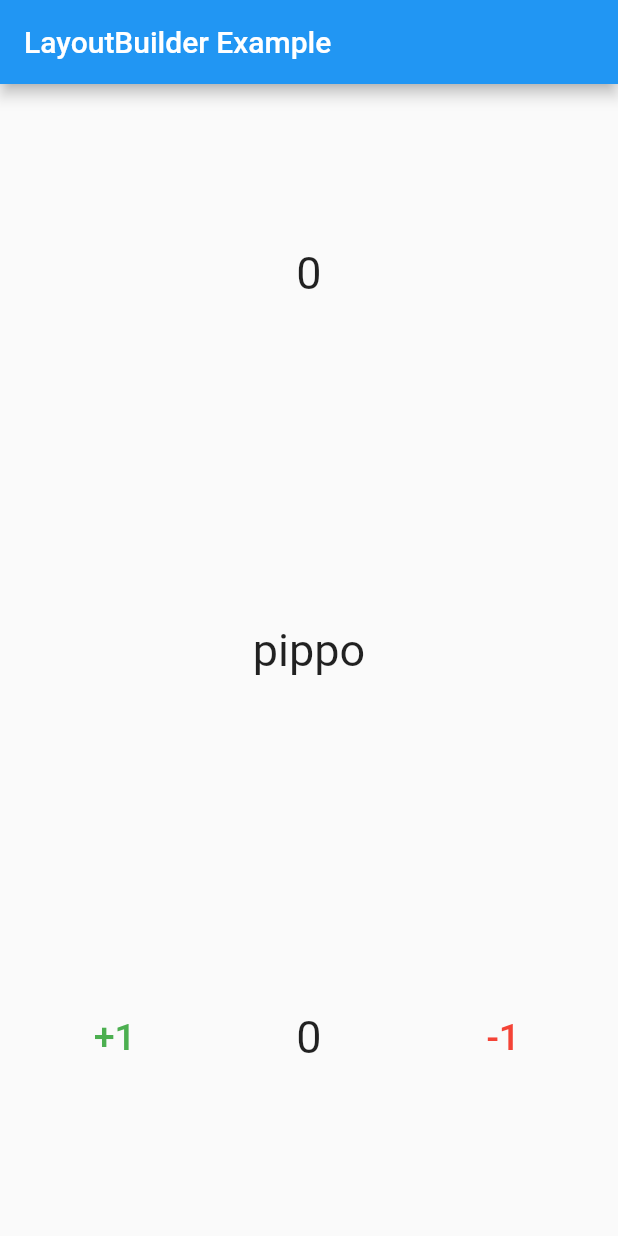
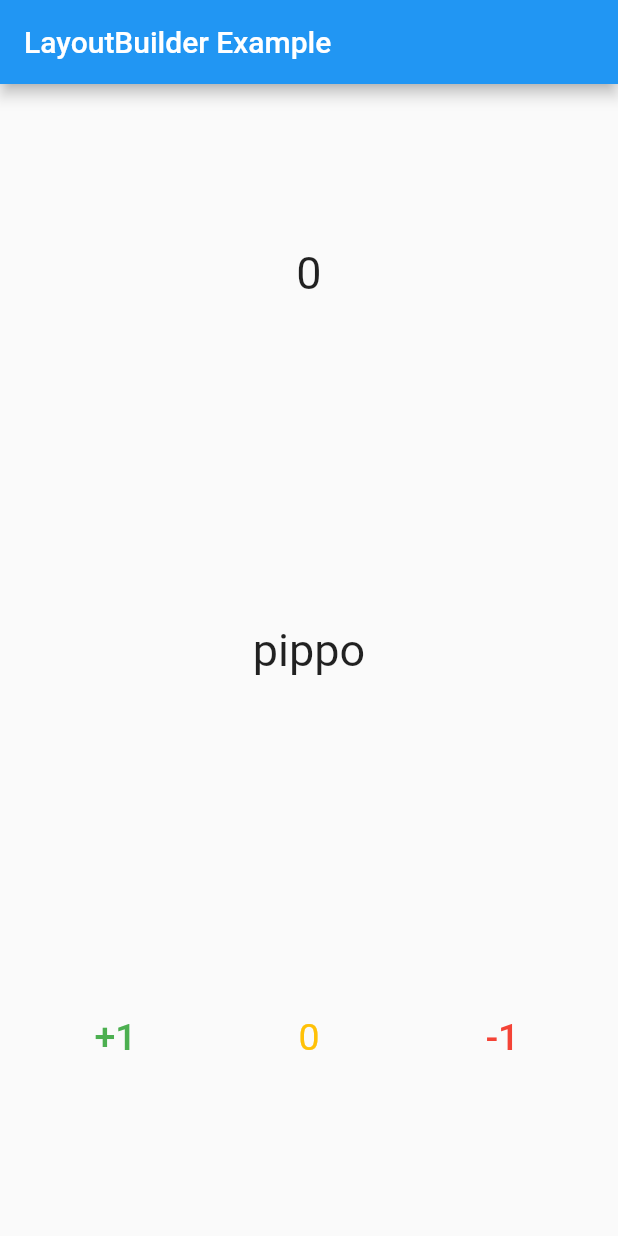
Before and after one commit to borsettoantonio/mysample, a Flutter app: the screen it shows after launch, after a tap on "+1", after a tap on "-1", on a phone screen of 412 x 824 dp. Run offline on Flutter 3.47's test engine with Material 2 defaults, Android fonts, the phone set to English and light mode, and no system bars.

```diff
--- /dev/null
+++ b/lib/counter_model.dart
@@ -0,0 +1,17 @@
+import 'package:flutter/cupertino.dart';
+
+class CounterModel with ChangeNotifier {
+  int _counter = 0;
+
+  void increment() {
+    _counter++;
+    notifyListeners();
+  }
+
+  void decrement() {
+    _counter--;
+    notifyListeners();
+  }
+
+  int get currentCount => _counter;
+}
--- a/lib/main.dart
+++ b/lib/main.dart
@@ -1,67 +1,57 @@
 import 'package:flutter/material.dart';
+import 'package:mysample/counter_model.dart';
+import 'package:provider/provider.dart';
 
 void main() => runApp(MyApp());
 
 class MyApp extends StatelessWidget {
   const MyApp({super.key});
 
-  static const String _title = 'State management 1';
+  static const String _title = 'State management 2';
 
   @override
   Widget build(BuildContext context) {
-    return const MaterialApp(
-      title: _title,
-      home: DemoPage(),
+    return MaterialApp(
+      home: ChangeNotifierProvider(
+        create: (context) => CounterModel(),
+        child: const DemoPage(),
+      ),
     );
   }
 }
 
-class DemoPage extends StatefulWidget {
+class DemoPage extends StatelessWidget {
   const DemoPage({super.key});
-
-  @override
-  _DemoPageState createState() => _DemoPageState();
-}
-
-class _DemoPageState extends State<DemoPage> {
-  int _counter = 0;
-
-  void _increment() {
-    setState(() => _counter++);
-  }
-
-  void _decrement() {
-    setState(() => _counter--);
-  }
 
   @override
   Widget build(BuildContext context) {
     debugPrint("_DemoPageState");
+
+    final counter = Provider.of<CounterModel>(context);
     return Scaffold(
         appBar: AppBar(title: const Text('LayoutBuilder Example')),
         body: Center(
           child: Column(
             mainAxisAlignment: MainAxisAlignment.spaceAround,
-            children:[
-            WidgetB(s:"$_counter"),
-            const WidgetC(),
+            children: [
+              WidgetB(s: "${counter.currentCount}"),
+              WidgetC(),
               Row(
                 mainAxisAlignment: MainAxisAlignment.spaceAround,
                 children: [
                   TextButton(
-                    onPressed: _increment,
+                      onPressed: () => counter.increment(),
                       child: const Text("+1",
                           style: TextStyle(color: Colors.green, fontSize: 25))),
-                Text("$_counter",
-                    style: const TextStyle(
-                      fontSize: 30,
-                    )),
+                  Text("${counter.currentCount}",
+                      style: TextStyle(color: Colors.amber, fontSize: 25)),
                   TextButton(
-                    onPressed: _decrement,
+                      onPressed: counter.decrement,
                       child: const Text("-1",
                           style: TextStyle(color: Colors.red, fontSize: 25)))
                 ],
-            )],
+              )
+            ],
           ),
         ));
   }
@@ -69,7 +59,6 @@ class _DemoPageState extends State<DemoPage> {
 
 class WidgetB extends StatelessWidget {
   const WidgetB({super.key, required this.s});
-
   final String s;
 
   @override
--- a/pubspec.yaml
+++ b/pubspec.yaml
@@ -36,6 +36,7 @@ dependencies:
   # The following adds the Cupertino Icons font to your application.
   # Use with the CupertinoIcons class for iOS style icons.
   cupertino_icons: ^1.0.2
+  provider: ^6.0.5
 
 dev_dependencies:
   flutter_test:
```
Also changed, not shown: pubspec.lock, 1 other file. Lines whose indentation alone changed are shown as unchanged.
